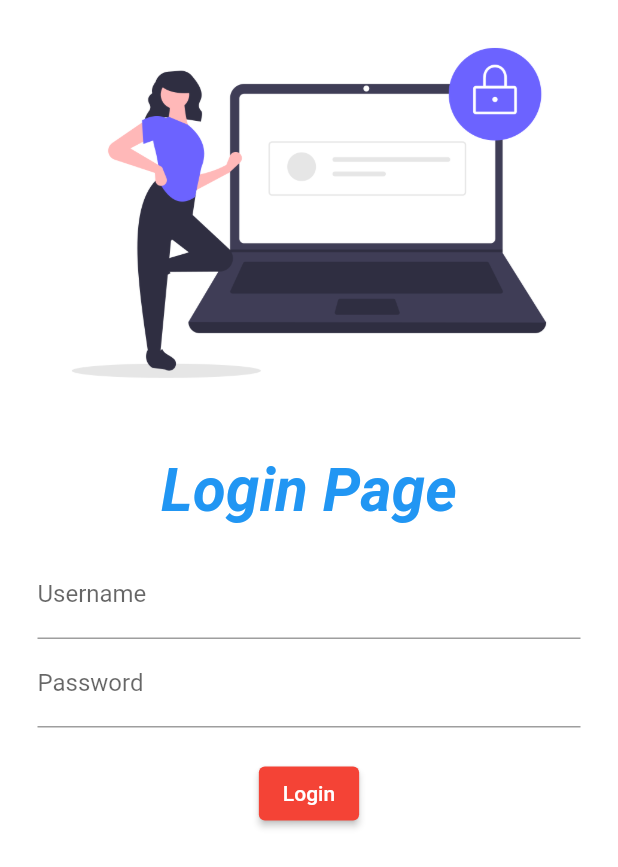
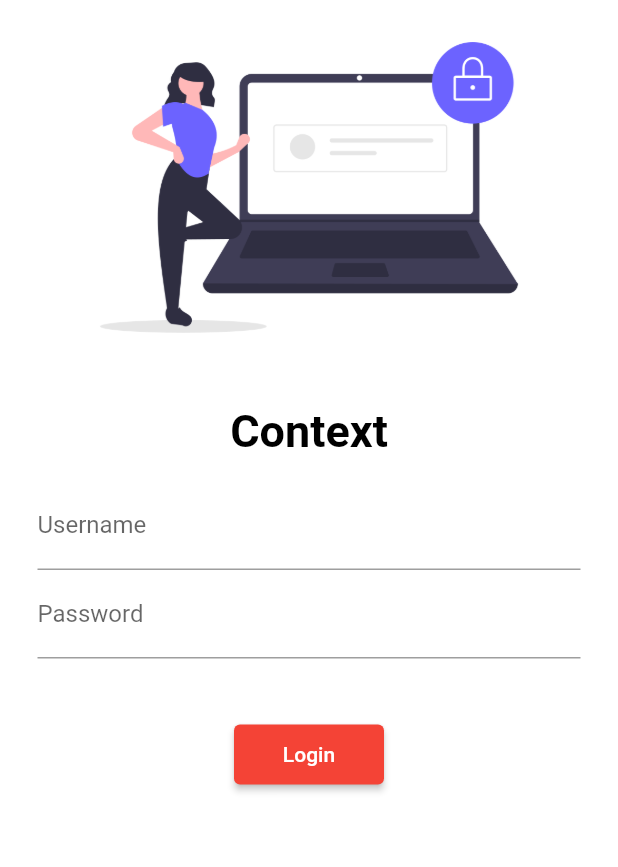
Before and after one commit to anubhavmishra7/learningFlutter, a Flutter app: the screen it shows after launch, on a phone screen of 412 x 824 dp. Shown: the top 867 px of the screen. Run offline on Flutter 3.47's test engine with Material 2 defaults, Android fonts, the phone set to English and light mode, and no system bars; our stand-ins replace google_fonts.

Commit message:
Day5 completed

```diff
--- a/lib/main.dart
+++ b/lib/main.dart
@@ -2,6 +2,7 @@
 
 import 'package:demo2app/pages/home_page.dart';
 import 'package:demo2app/pages/login_page.dart';
+import 'package:demo2app/utils/routes.dart';
 import 'package:flutter/material.dart';
 import 'package:google_fonts/google_fonts.dart';
 
@@ -10,7 +11,7 @@ void main() {
 }
 
 class MyApp extends StatelessWidget {
-  //const MyApp({Key? key}) : super(key: key);
+  const MyApp({Key? key}) : super(key: key);
 
   @override
   Widget build(BuildContext context) {
@@ -29,11 +30,12 @@ class MyApp extends StatelessWidget {
           //brightness: Brightness.dark,
           //primarySwatch: Colors.brown),
           ),
-      initialRoute: "/",
+      initialRoute: Myroutes.loginroute,
       routes: {
         "/": (context) => LoginPage(),
-        "/home": (context) => Homepage(),
-        "/login": (context) => LoginPage(),
+        //"/home": (context) => Homepage()
+        Myroutes.homeroute: (context) => Homepage(),
+        Myroutes.loginroute: (context) => LoginPage(),
       },
     );
   }
--- a/lib/pages/home_page.dart
+++ b/lib/pages/home_page.dart
@@ -9,7 +9,7 @@ class Homepage extends StatelessWidget {
       appBar: AppBar(
         title: Text(
           "Catalog",
-          style: TextStyle(color: Colors.red, fontWeight: FontWeight.bold),
+          style: TextStyle(color: Colors.white, fontWeight: FontWeight.bold),
         ),
         centerTitle: true,
         backgroundColor: Colors.purple,
--- a/lib/pages/login_page.dart
+++ b/lib/pages/login_page.dart
@@ -1,3 +1,6 @@
+//import 'dart:html';
+
+import 'package:demo2app/utils/routes.dart';
 import 'package:flutter/material.dart';
 
 class LoginPage extends StatelessWidget {
@@ -7,12 +10,14 @@ class LoginPage extends StatelessWidget {
   Widget build(BuildContext context) {
     return Material(
         color: Colors.white,
+        child: SingleChildScrollView(
           child: Column(
             children: [
               //Container 1
               Image.asset(
                 "assets/images/login.png",
                 fit: BoxFit.cover,
+                height: 250,
               ),
 
               SizedBox(
@@ -22,16 +27,17 @@ class LoginPage extends StatelessWidget {
               //Container 2
 
               Text(
-              "Login Page",
+                "Context",
                 style: TextStyle(
-                  fontSize: 40,
-                  fontStyle: FontStyle.italic,
+                    fontSize: 30,
+                    // fontStyle: FontStyle.italic,
                     fontWeight: FontWeight.bold,
-                  color: Colors.blue),
+                    color: Colors.black),
                 textScaleFactor: 1.0,
               ),
               Padding(
-              padding: const EdgeInsets.symmetric(vertical: 16, horizontal: 25),
+                padding:
+                    const EdgeInsets.symmetric(vertical: 16, horizontal: 25),
                 child: Column(
                   children: [
                     TextFormField(
@@ -44,18 +50,22 @@ class LoginPage extends StatelessWidget {
                           hintText: "Enter Password", labelText: "Password"),
                     ),
                     SizedBox(
-                    height: 20,
+                      height: 40,
                     ),
                     ElevatedButton(
                         onPressed: () {
-                        print("Aur bhai ki haal chaal");
+                          // print("Aur bhai ki haal chaal");
+                          Navigator.pushNamed(context, Myroutes.homeroute);
                         },
-                      style: TextButton.styleFrom(backgroundColor: Colors.red),
+                        style: TextButton.styleFrom(
+                            backgroundColor: Colors.red,
+                            minimumSize: Size(100, 40)),
                         child: Text("Login"))
                   ],
                 ),
               )
             ],
+          ),
         ));
   }
 }
--- /dev/null
+++ b/lib/utils/routes.dart
@@ -0,0 +1,4 @@
+class Myroutes {
+  static String loginroute = "/login";
+  static String homeroute = "/";
+}
```
Lines whose indentation alone changed are shown as unchanged.
